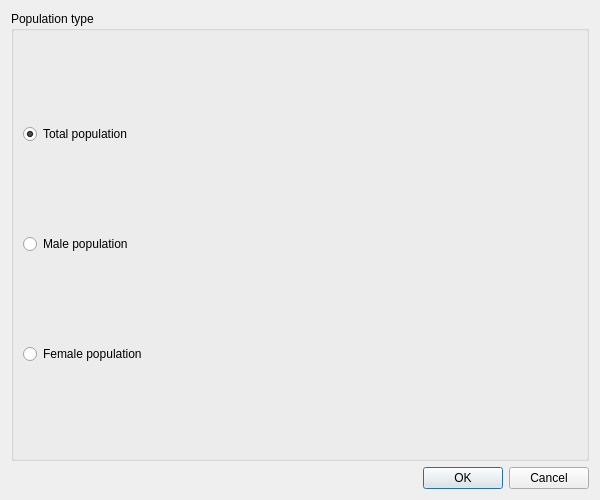
Before: the Qt Designer form LDMP/gui/DlgDataIOImportPopulation.ui in ConservationInternational/trends.earth, drawn with Qt 5.
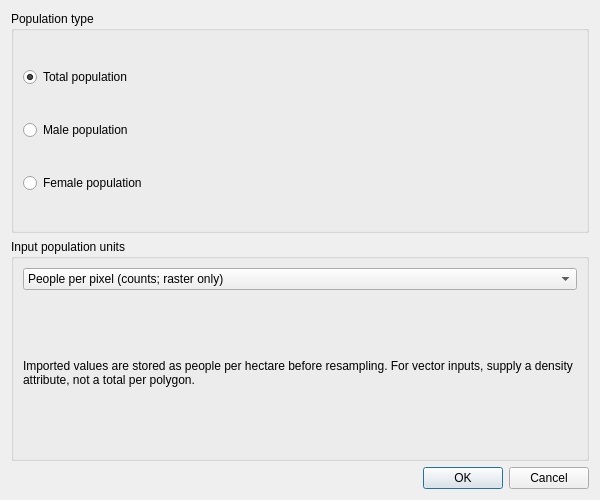
After: the same form once the commit is applied.

Commit message: Consistently handle population data as density

```diff
--- a/LDMP/gui/DlgDataIOImportPopulation.ui
+++ b/LDMP/gui/DlgDataIOImportPopulation.ui
@@ -65,6 +65,26 @@
       </layout>
      </widget>
     </item>
+   <item>
+    <widget class="QGroupBox" name="groupBox_population_units">
+     <property name="title"><string>Input population units</string></property>
+     <layout class="QVBoxLayout" name="population_units_layout">
+      <item>
+       <widget class="QComboBox" name="combo_population_units">
+        <item><property name="text"><string>People per pixel (counts; raster only)</string></property></item>
+        <item><property name="text"><string>People per hectare (density)</string></property></item>
+        <item><property name="text"><string>People per square kilometre (density)</string></property></item>
+       </widget>
+      </item>
+      <item>
+       <widget class="QLabel" name="label_population_units">
+        <property name="text"><string>Imported values are stored as people per hectare before resampling. For vector inputs, supply a density attribute, not a total per polygon.</string></property>
+        <property name="wordWrap"><bool>true</bool></property>
+       </widget>
+      </item>
+     </layout>
+    </widget>
+   </item>
    <item>
     <widget class="QDialogButtonBox" name="btnBox">
      <property name="orientation">
```
The commit also changes 14 other files.
